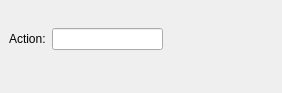
First picture: the form in kstars/tools/argsetactionindi.ui, repository KDE/kstars, before the edit.
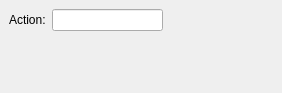
Second picture: the form after the edit.

Diff of the .ui file:
```diff
--- a/kstars/tools/argsetactionindi.ui
+++ b/kstars/tools/argsetactionindi.ui
@@ -50,8 +50,8 @@
        </property>
        <property name="sizeHint" >
         <size>
-         <width>97</width>
-         <height>60</height>
+         <width>106</width>
+         <height>16</height>
         </size>
        </property>
       </spacer>
@@ -68,7 +68,7 @@
      </property>
      <property name="sizeHint" >
       <size>
-       <width>262</width>
+       <width>264</width>
        <height>16</height>
       </size>
      </property>
```
